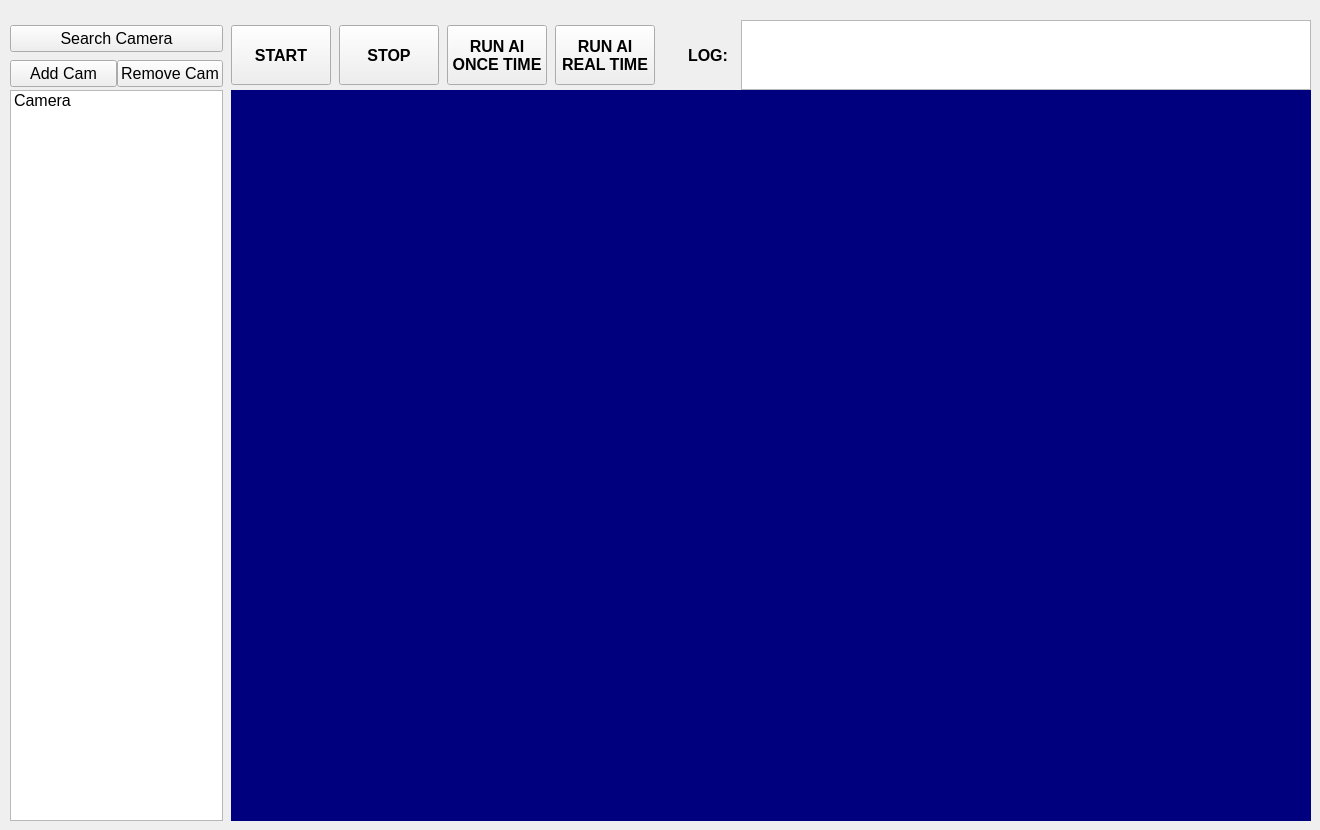
Old version of the form src/ui/camera.ui in the repository TanChu1234/Qt6-GUI-Design.
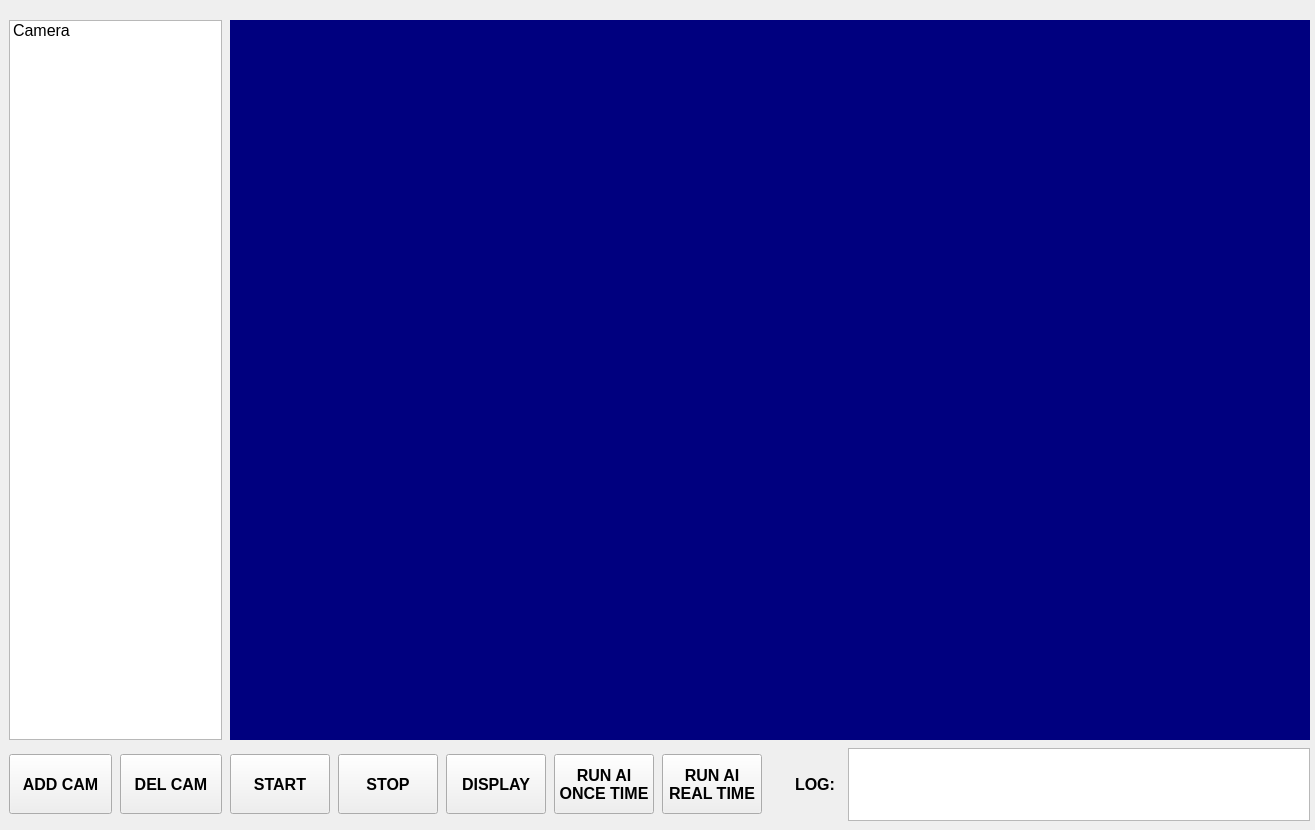
New version of the form.

Commit message: add display function

The edit to the form file:
```diff
--- a/src/ui/camera.ui
+++ b/src/ui/camera.ui
@@ -6,7 +6,7 @@
    <rect>
     <x>0</x>
     <y>0</y>
-    <width>1320</width>
+    <width>1315</width>
     <height>830</height>
    </rect>
   </property>
@@ -16,21 +16,26 @@
   <widget class="QWidget" name="layoutWidget">
    <property name="geometry">
     <rect>
-     <x>10</x>
+     <x>9</x>
      <y>20</y>
      <width>1301</width>
      <height>801</height>
     </rect>
    </property>
    <layout class="QGridLayout" name="gridLayout">
+    <property name="spacing">
+     <number>8</number>
+    </property>
+    <item row="9" column="0">
+     <layout class="QGridLayout" name="gridLayout_2">
     <property name="horizontalSpacing">
      <number>8</number>
     </property>
     <property name="verticalSpacing">
      <number>0</number>
     </property>
-    <item row="2" column="3" rowspan="2">
-     <widget class="QPushButton" name="run_once">
+      <item row="0" column="0">
+       <widget class="QPushButton" name="add_cam">
       <property name="minimumSize">
        <size>
         <width>100</width>
@@ -44,16 +49,12 @@
        </font>
       </property>
       <property name="text">
-       <string>RUN AI 
-ONCE TIME</string>
+         <string>ADD CAM</string>
       </property>
      </widget>
     </item>
-    <item row="2" column="6" rowspan="2">
-     <widget class="QListWidget" name="log_list"/>
-    </item>
-    <item row="2" column="4" rowspan="2">
-     <widget class="QPushButton" name="run_continuous">
+      <item row="0" column="1">
+       <widget class="QPushButton" name="remove_cam">
       <property name="minimumSize">
        <size>
         <width>100</width>
@@ -67,12 +68,13 @@
        </font>
       </property>
       <property name="text">
-       <string>RUN AI 
-REAL TIME</string>
+         <string>DEL CAM</string>
       </property>
      </widget>
     </item>
-    <item row="4" column="1" rowspan="5" colspan="6">
+     </layout>
+    </item>
+    <item row="4" column="1" rowspan="5" colspan="12">
      <widget class="QLabel" name="label">
       <property name="minimumSize">
        <size>
@@ -97,44 +99,6 @@
       </property>
      </widget>
     </item>
-    <item row="2" column="2" rowspan="2">
-     <widget class="QPushButton" name="stop_cam">
-      <property name="minimumSize">
-       <size>
-        <width>100</width>
-        <height>60</height>
-       </size>
-      </property>
-      <property name="font">
-       <font>
-        <pointsize>12</pointsize>
-        <bold>true</bold>
-       </font>
-      </property>
-      <property name="text">
-       <string>STOP</string>
-      </property>
-     </widget>
-    </item>
-    <item row="2" column="1" rowspan="2">
-     <widget class="QPushButton" name="start_cam">
-      <property name="minimumSize">
-       <size>
-        <width>100</width>
-        <height>60</height>
-       </size>
-      </property>
-      <property name="font">
-       <font>
-        <pointsize>12</pointsize>
-        <bold>true</bold>
-       </font>
-      </property>
-      <property name="text">
-       <string>START</string>
-      </property>
-     </widget>
-    </item>
     <item row="4" column="0" rowspan="5">
      <widget class="QListWidget" name="listWidget">
       <property name="sizePolicy">
@@ -170,12 +134,109 @@
       </item>
      </widget>
     </item>
-    <item row="2" column="5" rowspan="2">
+    <item row="9" column="1">
+     <widget class="QPushButton" name="start_cam">
+      <property name="minimumSize">
+       <size>
+        <width>100</width>
+        <height>60</height>
+       </size>
+      </property>
+      <property name="font">
+       <font>
+        <pointsize>12</pointsize>
+        <bold>true</bold>
+       </font>
+      </property>
+      <property name="text">
+       <string>START</string>
+      </property>
+     </widget>
+    </item>
+    <item row="9" column="2">
+     <widget class="QPushButton" name="stop_cam">
+      <property name="minimumSize">
+       <size>
+        <width>100</width>
+        <height>60</height>
+       </size>
+      </property>
+      <property name="font">
+       <font>
+        <pointsize>12</pointsize>
+        <bold>true</bold>
+       </font>
+      </property>
+      <property name="text">
+       <string>STOP</string>
+      </property>
+     </widget>
+    </item>
+    <item row="9" column="3">
+     <widget class="QPushButton" name="display">
+      <property name="minimumSize">
+       <size>
+        <width>100</width>
+        <height>60</height>
+       </size>
+      </property>
+      <property name="font">
+       <font>
+        <pointsize>12</pointsize>
+        <bold>true</bold>
+       </font>
+      </property>
+      <property name="text">
+       <string>DISPLAY</string>
+      </property>
+     </widget>
+    </item>
+    <item row="9" column="4">
+     <widget class="QPushButton" name="run_once">
+      <property name="minimumSize">
+       <size>
+        <width>100</width>
+        <height>60</height>
+       </size>
+      </property>
+      <property name="font">
+       <font>
+        <pointsize>12</pointsize>
+        <bold>true</bold>
+       </font>
+      </property>
+      <property name="text">
+       <string>RUN AI 
+ONCE TIME</string>
+      </property>
+     </widget>
+    </item>
+    <item row="9" column="5">
+     <widget class="QPushButton" name="run_continuous">
+      <property name="minimumSize">
+       <size>
+        <width>100</width>
+        <height>60</height>
+       </size>
+      </property>
+      <property name="font">
+       <font>
+        <pointsize>12</pointsize>
+        <bold>true</bold>
+       </font>
+      </property>
+      <property name="text">
+       <string>RUN AI 
+REAL TIME</string>
+      </property>
+     </widget>
+    </item>
+    <item row="9" column="6">
      <widget class="QLabel" name="label_2">
       <property name="minimumSize">
        <size>
         <width>70</width>
-        <height>0</height>
+        <height>60</height>
        </size>
       </property>
       <property name="font">
@@ -195,46 +256,16 @@
       </property>
      </widget>
     </item>
-    <item row="2" column="0">
-     <widget class="QPushButton" name="search_cam">
-      <property name="font">
-       <font>
-        <pointsize>12</pointsize>
-       </font>
+    <item row="9" column="7" colspan="6">
+     <widget class="QListWidget" name="log_list">
+      <property name="minimumSize">
+       <size>
+        <width>0</width>
+        <height>60</height>
+       </size>
       </property>
-      <property name="text">
-       <string>Search Camera</string>
-      </property>
      </widget>
     </item>
-    <item row="3" column="0">
-     <layout class="QGridLayout" name="gridLayout_2">
-      <item row="0" column="0">
-       <widget class="QPushButton" name="add_cam">
-        <property name="font">
-         <font>
-          <pointsize>12</pointsize>
-         </font>
-        </property>
-        <property name="text">
-         <string>Add Cam</string>
-        </property>
-       </widget>
-      </item>
-      <item row="0" column="1">
-       <widget class="QPushButton" name="remove_cam">
-        <property name="font">
-         <font>
-          <pointsize>12</pointsize>
-         </font>
-        </property>
-        <property name="text">
-         <string>Remove Cam</string>
-        </property>
-       </widget>
-      </item>
-     </layout>
-    </item>
    </layout>
   </widget>
  </widget>
```
Lines whose indentation alone changed are shown as unchanged. The commit also changes 10 other files.
